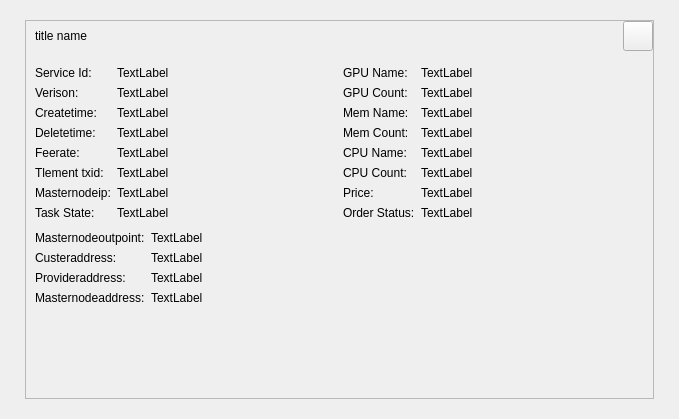
Qt form src/qt/forms/dockerorderdescdialog.ui (MassGrid/MassGrid) before a commit.
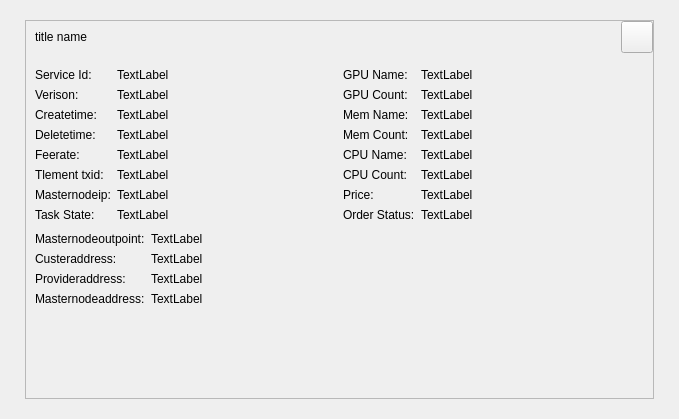
The same form after that commit.

What changed in the file:
```diff
--- a/src/qt/forms/dockerorderdescdialog.ui
+++ b/src/qt/forms/dockerorderdescdialog.ui
@@ -97,14 +97,14 @@
             <widget class="QToolButton" name="cancelButton">
              <property name="minimumSize">
               <size>
-               <width>30</width>
-               <height>30</height>
+               <width>32</width>
+               <height>32</height>
               </size>
              </property>
              <property name="maximumSize">
               <size>
-               <width>30</width>
-               <height>30</height>
+               <width>32</width>
+               <height>32</height>
               </size>
              </property>
              <property name="styleSheet">
```
